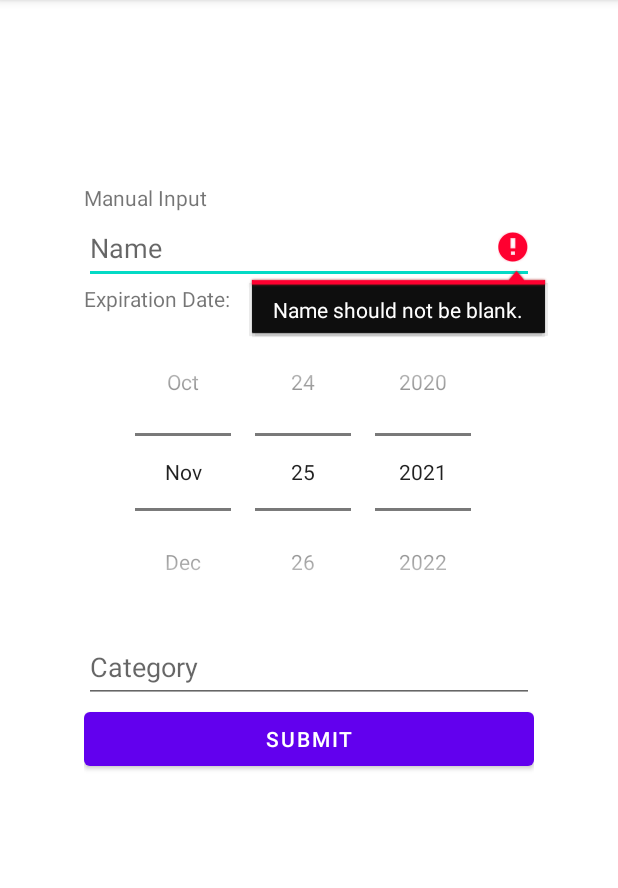
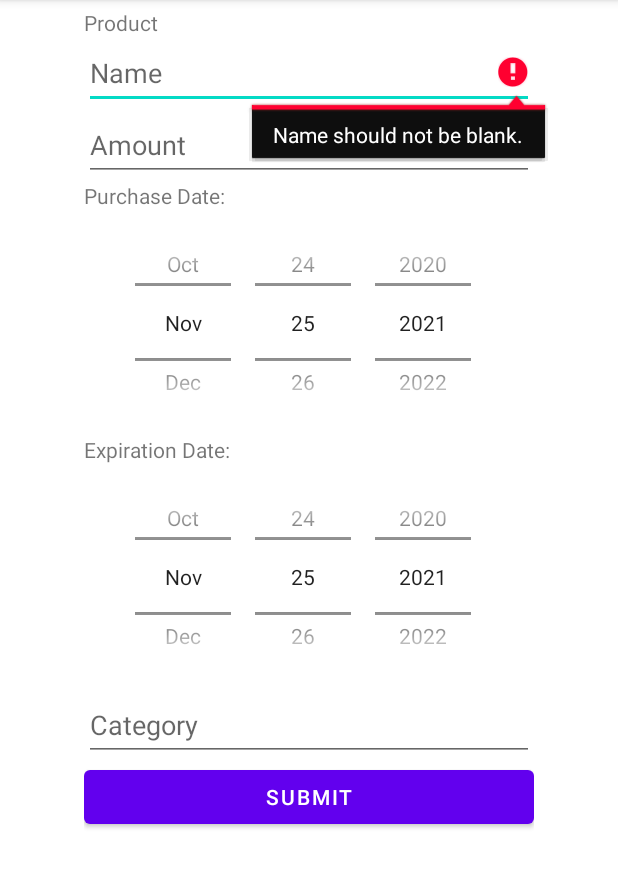
Before and after one commit to sjdobesh/surfeit, an Android app: the fragment ManualInputFragment shown on its own in the app's theme, after a tap on "SUBMIT", on a phone screen of 412 x 824 dp, the part 84-972 px from its top. Run offline under Robolectric (Android 15) with nearby library versions, the phone set to English and light mode, and no system bars.

Commit message:
Added purchase date and amount

```diff
--- a/app/src/main/java/com/tfsg/surfeit/ui/main/ManualInputFragment.kt
+++ b/app/src/main/java/com/tfsg/surfeit/ui/main/ManualInputFragment.kt
@@ -29,9 +29,9 @@ class ManualInputFragment : Fragment() {
      * Main view to take in user input for the product.
      */
     override fun onViewCreated(view: View, savedInstanceState: Bundle?) {
-        super.onCreate(savedInstanceState)
-
         val name = view.findViewById<EditText>(R.id.product_name)
+        val amount = view.findViewById<EditText>(R.id.product_amount)
+        val purchase = view.findViewById<DatePicker>(R.id.purchase_date)
         val expiration = view.findViewById<DatePicker>(R.id.expiration_date)
         val category = view.findViewById<EditText>(R.id.category_type)
         val submitButton = view.findViewById<Button>(R.id.button_submit)
@@ -40,17 +40,22 @@ class ManualInputFragment : Fragment() {
         // Once the submit button is clicked, continue
         submitButton.setOnClickListener {
             // If text fields are filled, save product into database and state that it was a success
-            if (validate(name, category)) {
-                // Selected date
-                var month = expiration.month + 1 // Since January is 0
-                var day = expiration.dayOfMonth
-                var year = expiration.year
+            if (validate(name, amount, category)) {
+                // Selected purchase date
+                var pMonth = purchase.month + 1 // Since January is 0
+                var pDay = purchase.dayOfMonth
+                var pYear = purchase.year
 
-                // TODO Add product to database/list
+                // Selected expiration date
+                var eMonth = expiration.month + 1 // Since January is 0
+                var eDay = expiration.dayOfMonth
+                var eYear = expiration.year
+
+                // TODO Add product to database/list (date is String in database)
                 //val food = Food(name.text.toString(), )
 
                 displayMessage.setText("Product: " + name.text.toString() + " successfully saved!\n" +
-                        "Expiration Date: " + month + "/" + day + "/" + year
+                        "Expiration Date: " + eMonth + "/" + eDay + "/" + eYear
                 )
             }
 
@@ -61,9 +66,15 @@ class ManualInputFragment : Fragment() {
     /**
      * Function to validate the product name and category are not empty.
      */
-    private fun validate(name: EditText, category: EditText): Boolean {
+    private fun validate(name: EditText, amount: EditText, category: EditText): Boolean {
         if (name.text.toString().isEmpty()) {
             name.error = "Name should not be blank."
+
+            return false
+        }
+
+        if (amount.text.toString().isEmpty()) {
+            amount.error = "Amount should not be blank."
 
             return false
         }
--- a/app/src/main/res/layout/manual_input.xml
+++ b/app/src/main/res/layout/manual_input.xml
@@ -12,13 +12,13 @@
         android:orientation="vertical"
         android:layout_alignParentTop="true"
         android:layout_centerHorizontal="true"
-        android:layout_marginTop="122dp">
+        android:layout_marginTop="5dp">
 
         <TextView
             android:id="@+id/textView3"
             android:layout_width="match_parent"
             android:layout_height="wrap_content"
-            android:text="Manual Input" />
+            android:text="Product" />
 
         <EditText
             android:id="@+id/product_name"
@@ -27,6 +27,27 @@
             android:ems="10"
             android:hint="Name"
             android:inputType="textPersonName" />
+
+        <EditText
+            android:id="@+id/product_amount"
+            android:layout_width="match_parent"
+            android:layout_height="48dp"
+            android:ems="10"
+            android:hint="Amount"
+            android:inputType="number" />
+
+        <TextView
+            android:id="@+id/textView2"
+            android:layout_width="match_parent"
+            android:layout_height="wrap_content"
+            android:text="Purchase Date:" />
+
+        <DatePicker
+            android:id="@+id/purchase_date"
+            android:layout_width="match_parent"
+            android:layout_height="150dp"
+            android:calendarViewShown="false"
+            android:datePickerMode="spinner" />
 
         <TextView
             android:id="@+id/textView"
@@ -37,7 +58,7 @@
         <DatePicker
             android:id="@+id/expiration_date"
             android:layout_width="match_parent"
-            android:layout_height="match_parent"
+            android:layout_height="150dp"
             android:datePickerMode="spinner"
             android:calendarViewShown="false"/>
 
```
